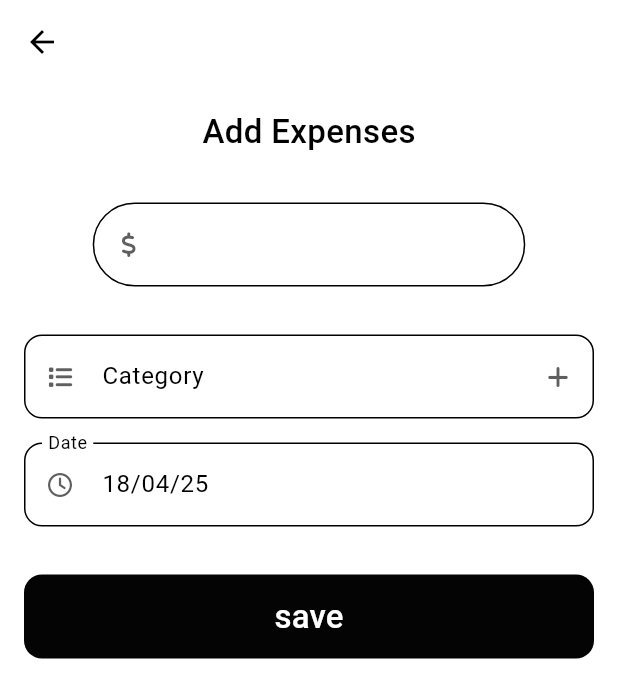
After one commit to GayathriSanthakumar/expense-trackernew, a Flutter app: the screen it shows after launch, after a tap on an icon or button, on a phone screen of 412 x 824 dp. The commit adds this screen. Shown: the top 698 px of the screen. Run offline on Flutter 3.47's test engine with Material 3 defaults, Android fonts, the phone set to English and light mode, and no system bars; our stand-ins replace fl_chart, font_awesome_flutter.

Commit message:
Commit from Mac - Added new screens and UI changes

```diff
--- a/lib/app_view.dart
+++ b/lib/app_view.dart
@@ -10,11 +10,11 @@ class MyAppView extends StatelessWidget {
       title:"Expense Tracker",
       theme: ThemeData(
         colorScheme: ColorScheme.light(
-          surface: Color.fromRGBO(236, 236, 236, 0.937),
+          surface: Color.fromRGBO(255, 255, 255, 0.877),
           onSurface: Color.fromARGB(255, 0, 0, 0),
           primary: Color(0xFF00b2E7),
           secondary: Color.fromARGB(255, 196, 34, 185),
-          tertiary: Color(0xFFFF8D6C)
+          tertiary: Color(0xFFFF8D6C),
         )
       ),
       home: HomeScreen(),
--- /dev/null
+++ b/lib/screens/add_expense/views/add_expense.dart
@@ -0,0 +1,203 @@
+//import 'package:flutter/cupertino.dart';
+import 'package:flutter/material.dart';
+import 'package:font_awesome_flutter/font_awesome_flutter.dart';
+import 'package:intl/intl.dart';
+class AddExpense extends StatefulWidget {
+  const AddExpense({super.key});
+
+  @override
+  State<AddExpense> createState() => _AddExpenseState();
+}
+
+class _AddExpenseState extends State<AddExpense> {
+  TextEditingController expenseController=TextEditingController();
+  TextEditingController categoryController=TextEditingController();
+  TextEditingController dateController=TextEditingController();
+  DateTime selectDate =DateTime.now();
+  @override
+  void initState() {
+    dateController.text= DateFormat('dd/MM/yy').format( DateTime.now());
+    super.initState();
+  }
+  @override//navigator to home screen
+  Widget build(BuildContext context) {
+    return GestureDetector(
+      onTap: ()=>FocusScope.of(context).unfocus(),
+      child: Scaffold(
+         backgroundColor: Theme.of(context).colorScheme.surface,
+        appBar: AppBar(
+          backgroundColor: Theme.of(context).colorScheme.surface,
+        ),
+        body: Padding(
+          padding: const EdgeInsets.all(16.0),
+          child: Column(
+            crossAxisAlignment: CrossAxisAlignment.center,
+            children: [
+              Text(
+                "Add Expenses",
+                style:TextStyle(
+                  fontSize: 22,
+                  fontWeight: FontWeight.w500
+                ) ,
+              ),
+               const SizedBox(height: 32,),
+               SizedBox(
+                width: MediaQuery.of(context).size.width*0.7,
+                child:TextFormField(
+                  controller: expenseController,
+                textAlignVertical: TextAlignVertical.center,
+                decoration: InputDecoration(
+                  filled: true,
+                  fillColor: Color.fromARGB(255, 255, 255, 255),
+                  prefixIcon: Icon(
+                    FontAwesomeIcons.dollarSign,size:16,
+                    color: Color.fromARGB(255, 95, 95, 95),),
+                  border: OutlineInputBorder(
+                  borderRadius: BorderRadius.circular(30)//addexpense curve
+                  ),
+                )
+                ),
+              ),
+               const SizedBox(height: 32,),
+               TextFormField(
+                controller: categoryController,
+                textAlignVertical: TextAlignVertical.center,
+                readOnly: true,
+                onTap: (){
+
+                },
+                decoration: InputDecoration(
+                  filled: true,
+                  fillColor: Color.fromARGB(255, 255, 255, 255),
+                  prefixIcon: Icon(
+                    FontAwesomeIcons.list,size:16,
+                    color: Color.fromARGB(255, 95, 95, 95),
+                    ),
+                    suffixIcon: IconButton(
+                      onPressed: (){
+                        showDialog(
+                          context: context,
+                           builder:(ctx){
+                            return AlertDialog(
+                              content: Column(
+                                 mainAxisSize: MainAxisSize.min,
+                                children: [
+                                  const SizedBox(height:16 ,),
+                                  TextFormField(
+                  //controller: dateController,
+                  textAlignVertical: TextAlignVertical.center,
+                  //readOnly: true,
+                decoration: InputDecoration(
+                  filled: true,
+                  fillColor: Color.fromARGB(255, 255, 255, 255),
+                  label: const Text('Name'),
+                  border: OutlineInputBorder(
+                  borderRadius: BorderRadius.circular(12)//addexpense curve
+                  ),
+                )
+                ),
+                const SizedBox(height:16 ,),
+                TextFormField(
+                  //controller: dateController,
+                  textAlignVertical: TextAlignVertical.center,
+                  //readOnly: true,
+                decoration: InputDecoration(
+                  filled: true,
+                  fillColor: Color.fromARGB(255, 255, 255, 255),
+                  label: const Text('Icon'),
+                  border: OutlineInputBorder(
+                  borderRadius: BorderRadius.circular(12)//addexpense curve
+                  ),
+                )
+                ),
+                const SizedBox(height:16 ,),
+                TextFormField(
+                  //controller: dateController,
+                  textAlignVertical: TextAlignVertical.center,
+                  //readOnly: true,
+                decoration: InputDecoration(
+                  filled: true,
+                  fillColor: Color.fromARGB(255, 255, 255, 255),
+                  label: const Text('Color'),
+                  border: OutlineInputBorder(
+                  borderRadius: BorderRadius.circular(12)//addexpense curve
+                  ),
+                )
+                ),
+                                ],
+                              ),
+                            );
+                           }
+                           );
+                      },
+                   icon:Icon(
+                     FontAwesomeIcons.plus,size:16,
+                    color: Color.fromARGB(255, 95, 95, 95),
+                    )
+                    ),
+                  label: const Text('Category'),
+                  border: OutlineInputBorder(
+                  borderRadius: BorderRadius.circular(12)//addexpense curve
+                  ),
+                )
+                ),
+               const SizedBox(height: 16,),
+                TextFormField(
+                  controller: dateController,
+                  textAlignVertical: TextAlignVertical.center,
+                  readOnly: true,
+                  onTap: ()async{
+                    DateTime? newDate=await showDatePicker(
+                      context: context,
+                      initialDate: selectDate,
+                       firstDate: DateTime.now(),
+                        lastDate:  DateTime.now().add(const Duration(days:365))//calender
+                        );
+                        if (newDate!=null){
+                          setState(() {
+                             dateController.text= DateFormat('dd/MM/yy').format(newDate);
+                             selectDate=newDate;
+                          });
+                        }
+                  },
+                decoration: InputDecoration(
+                  filled: true,
+                  fillColor: Color.fromARGB(255, 255, 255, 255),
+                  prefixIcon: Icon(
+                    FontAwesomeIcons.clock,size:16,
+                    color: Color.fromARGB(255, 95, 95, 95),
+                    ),
+                  label: const Text('Date'),
+                  border: OutlineInputBorder(
+                  borderRadius: BorderRadius.circular(12)//addexpense curve
+                  ),
+                )
+                ),
+                const SizedBox(height: 32,),
+                SizedBox(
+                  width: double.infinity,
+                  height: kToolbarHeight,
+                  child: TextButton(
+                    onPressed:(){},
+                    style: TextButton.styleFrom(
+                      backgroundColor: Color.fromARGB(251, 0, 0, 0),
+                      shape: RoundedRectangleBorder(
+                        borderRadius: BorderRadius.circular(12)
+                      )
+                    ),
+                   child: Text(
+                      'save',
+                      style: TextStyle(
+                        fontSize: 22,
+                        color: Color.fromARGB(255, 255, 255, 255)
+                      ),
+                  )
+                  ),
+                )
+            ],
+          ),
+        ),
+      ),
+    );
+  }
+}
--- a/lib/screens/home/views/home_screen.dart
+++ b/lib/screens/home/views/home_screen.dart
@@ -1,6 +1,8 @@
 import 'dart:math';
 
+import 'package:expense_tracker1/screens/add_expense/views/add_expense.dart';
 import 'package:expense_tracker1/screens/home/views/main_screen.dart';
+import 'package:expense_tracker1/screens/stats/stats.dart';
 import 'package:flutter/cupertino.dart';
 import 'package:flutter/material.dart';
 
@@ -12,9 +14,10 @@ class HomeScreen extends StatefulWidget {
 }
 
 class _HomeScreenState extends State<HomeScreen> {
-  var widgetList=[
-    MainScreen(),
-  ];
+  int index=0;
+   late Color selectedItem=Color.fromARGB(255, 8, 150, 232);
+   Color unselectedItem=Color.fromRGBO(253, 251, 251, 0.441);
+
   @override
   Widget build(BuildContext context) {
     return Scaffold(
@@ -25,15 +28,18 @@ class _HomeScreenState extends State<HomeScreen> {
         ),
         child:BottomNavigationBar(
           onTap:(value) {
-
+            setState(() {
+              index=value;
+            });
           },
-        backgroundColor:Color.fromARGB(255, 255, 255, 255),
-        showSelectedLabels: false,
-        showUnselectedLabels: false,
-        elevation: 3,
+          //fixedColor: Color.fromRGBO(227, 24, 24, 1),//home icon
+          showSelectedLabels:false,
+          showUnselectedLabels:false,
+          elevation: 3,
         items:[
           BottomNavigationBarItem(
             icon:Icon(CupertinoIcons.home),
+            backgroundColor:index==1?selectedItem:selectedItem,
             label: 'Home'
             ),
              BottomNavigationBarItem(
@@ -46,7 +52,13 @@ class _HomeScreenState extends State<HomeScreen> {
     ),
     floatingActionButtonLocation: FloatingActionButtonLocation.centerDocked,
     floatingActionButton: FloatingActionButton(
-      onPressed:() {},
+      onPressed:() {
+        Navigator.push(context,
+        MaterialPageRoute<void>(
+          builder: (BuildContext context)=>const AddExpense(),
+          ),
+        );
+      },
 
       shape:const CircleBorder(),
       child:Container(
@@ -68,7 +80,9 @@ class _HomeScreenState extends State<HomeScreen> {
       ),
       ),
     ),
-    body:  MainScreen(),
+    body:  index==0
+    ?MainScreen()
+    :statScreen()
     );
   }
 }
--- a/lib/screens/home/views/main_screen.dart
+++ b/lib/screens/home/views/main_screen.dart
@@ -6,7 +6,6 @@ import 'package:flutter/material.dart';
 
 class MainScreen extends StatelessWidget {
   const MainScreen({super.key});
-
   @override
   Widget build(BuildContext context) {
     return SafeArea(
@@ -158,7 +157,7 @@ class MainScreen extends StatelessWidget {
                         width: 25,
                         height: 25,
                         decoration: BoxDecoration(
-                          color: Color.fromARGB(162, 255, 255, 255),
+                          color: Color.fromARGB(139, 255, 255, 255),
                           shape: BoxShape.circle
                         ),
                         child: Center(
--- a/pubspec.yaml
+++ b/pubspec.yaml
@@ -33,6 +33,8 @@ dependencies:
   cupertino_icons: ^1.0.8
   font_awesome_flutter: ^10.8.0
   url_launcher: ^6.1.6
+  fl_chart: ^0.70.2
+  intl: ^0.20.2
   # The following adds the Cupertino Icons font to your application.
   # Use with the CupertinoIcons class for iOS style icons.
 
```
Also changed, not shown: lib/data/data.dart (+7 -0 lines), lib/screens/stats/chart.dart (added, +173 -0 lines), lib/screens/stats/stats.dart (+46 -0 lines), lib/main.dart (line endings or trailing spaces), pubspec.lock, 10 other files.
